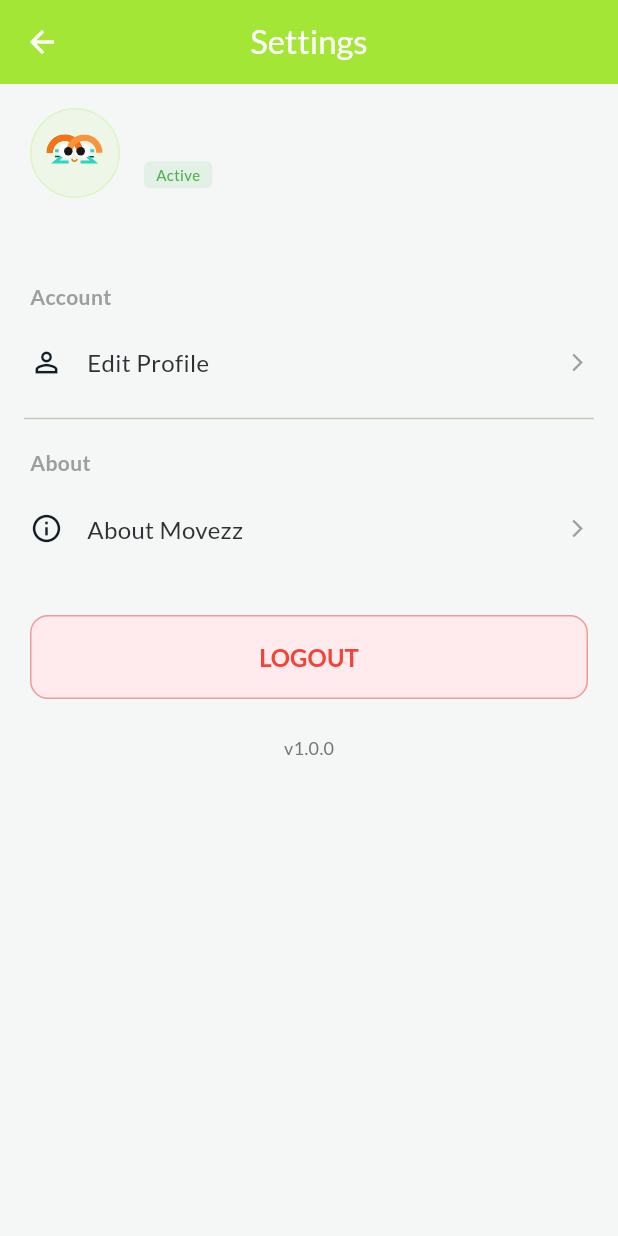
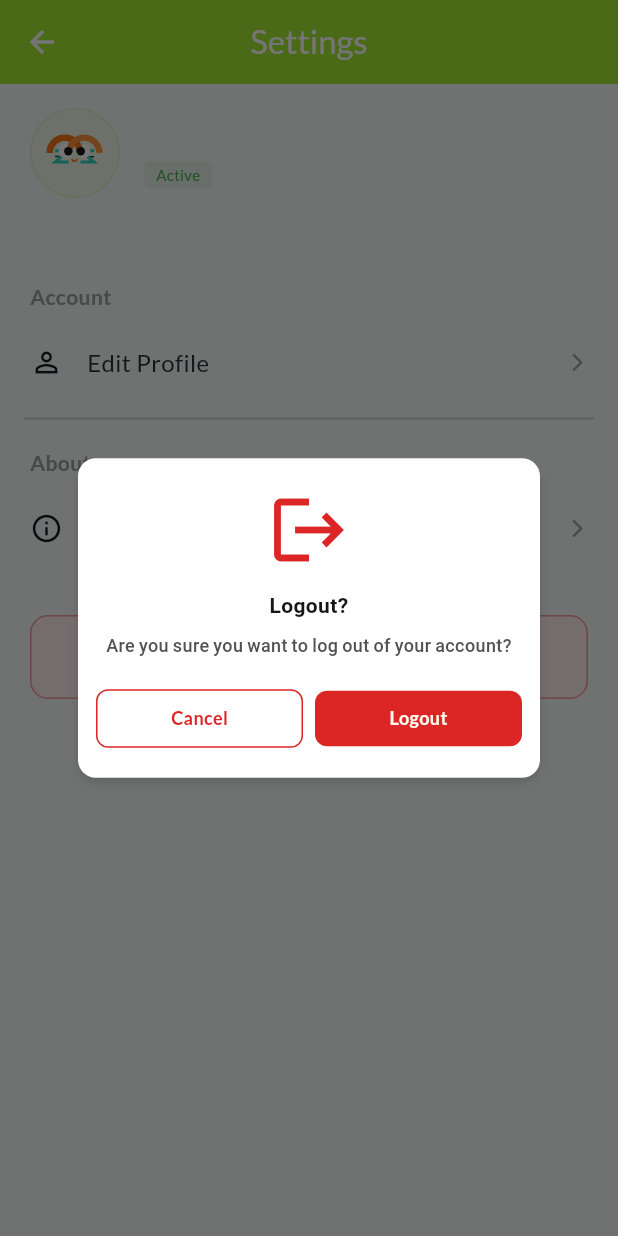
Before and after one commit to E1PBP/movezz_mobile, a Flutter app: the SettingsPage screen opened directly, after a tap on "LOGOUT", on a phone screen of 412 x 824 dp. Run offline on Flutter 3.47's test engine with Material 3 defaults, Android fonts, the phone set to English and light mode, and no system bars; drawn by our look-alikes of nb_utils; our stand-ins replace concentric_transition, flutter_svg, google_fonts, image_picker, salomon_bottom_bar; missing offline and left inert: pbp_django_auth; accounts and stored records are empty; project files that could hold a hidden picture were left out.

Commit message:
fix: upload profile page + logout + show other profile

```diff
--- a/lib/features/profile/presentation/pages/settings_page.dart
+++ b/lib/features/profile/presentation/pages/settings_page.dart
@@ -195,27 +195,135 @@ class SettingsPage extends StatelessWidget {
   }
 
 Future<void> _handleLogout(BuildContext context, AuthController auth) async {
-    await showConfirmDialogCustom(
-      context,
-      title: "Logout?",
-      subTitle: "Are you sure you want to log out of your account?",
-      positiveText: "Logout",
-      negativeText: "Cancel",
-      dialogType: DialogType.CONFIRMATION,
-      primaryColor: Colors.red,
-      onAccept: (context) async {
+  showDialog(
+    context: context,
+    builder: (ctx) => Dialog(
+      backgroundColor: Colors.transparent,
+      insetPadding: const EdgeInsets.symmetric(horizontal: 24),
+      child: Container(
+        width: 308,
+        padding: const EdgeInsets.symmetric(horizontal: 12, vertical: 20),
+        decoration: ShapeDecoration(
+          color: Colors.white,
+          shape: RoundedRectangleBorder(
+            borderRadius: BorderRadius.circular(12),
+          ),
+          shadows: const [
+            BoxShadow(
+              color: Color(0x19000000),
+              blurRadius: 4,
+              offset: Offset(0, 2),
+              spreadRadius: -2,
+            ),
+            BoxShadow(
+              color: Color(0x19000000),
+              blurRadius: 6,
+              offset: Offset(0, 4),
+              spreadRadius: -1,
+            ),
+          ],
+        ),
+        child: Column(
+          mainAxisSize: MainAxisSize.min,
+          children: [
+            const Icon(
+              Icons.logout,
+              color: Color(0xFFDC2626),
+              size: 56,
+            ),
+            const SizedBox(height: 12),
+            const Text(
+              'Logout?',
+              textAlign: TextAlign.center,
+              style: TextStyle(
+                color: Color(0xFF171717),
+                fontSize: 14,
+                fontFamily: 'Plus Jakarta Sans',
+                fontWeight: FontWeight.w700,
+              ),
+            ),
+            const SizedBox(height: 8),
+            const Text(
+              'Are you sure you want to log out of your account?',
+              textAlign: TextAlign.center,
+              style: TextStyle(
+                color: Color(0xFF525252),
+                fontSize: 12,
+                fontFamily: 'Plus Jakarta Sans',
+                fontWeight: FontWeight.w500,
+              ),
+            ),
+            const SizedBox(height: 20),
+            Row(
+              children: [
+                Expanded(
+                  child: InkWell(
+                    onTap: () => Navigator.pop(ctx),
+                    child: Container(
+                      padding: const EdgeInsets.symmetric(vertical: 10),
+                      decoration: BoxDecoration(
+                        border: Border.all(color: const Color(0xFFDC2626)),
+                        borderRadius: BorderRadius.circular(8),
+                      ),
+                      alignment: Alignment.center,
+                      child: const Text(
+                        'Cancel',
+                        style: TextStyle(
+                          color: Color(0xFFDC2626),
+                          fontSize: 12,
+                          fontWeight: FontWeight.w600,
+                        ),
+                      ),
+                    ),
+                  ),
+                ),
+                const SizedBox(width: 8),
+                Expanded(
+                  child: InkWell(
+                    onTap: () async {
                       final success = await auth.logout();
+                      if (ctx.mounted) {
+                        Navigator.pop(ctx);
                         if (success) {
                           if (!context.mounted) return;
                           context.showSnackBar("Logged out successfully");
-          Navigator.of(
-            context,
-          ).pushNamedAndRemoveUntil(AppRoutes.splash, (route) => false);
+                          Navigator.of(context).pushNamedAndRemoveUntil(
+                            AppRoutes.splash,
+                            (route) => false,
+                          );
                         } else {
                           if (!context.mounted) return;
-          context.showSnackBar(auth.error ?? "Failed to logout", isError: true);
+                          context.showSnackBar(
+                            auth.error ?? "Failed to logout",
+                            isError: true,
+                          );
+                        }
                       }
                     },
+                    child: Container(
+                      padding: const EdgeInsets.symmetric(vertical: 10),
+                      decoration: BoxDecoration(
+                        color: const Color(0xFFDC2626),
+                        borderRadius: BorderRadius.circular(8),
+                      ),
+                      alignment: Alignment.center,
+                      child: const Text(
+                        'Logout',
+                        style: TextStyle(
+                          color: Color(0xFFFFF7ED),
+                          fontSize: 12,
+                          fontWeight: FontWeight.w600,
+                        ),
+                      ),
+                    ),
+                  ),
+                ),
+              ],
+            ),
+          ],
+        ),
+      ),
+    ),
   );
 }
 
--- a/lib/features/profile/presentation/widgets/profile_name_row.dart
+++ b/lib/features/profile/presentation/widgets/profile_name_row.dart
@@ -124,6 +124,7 @@ class ProfileNameRow extends StatelessWidget {
                 borderRadius: BorderRadius.circular(8),
               ),
               padding: EdgeInsets.zero,
+              minimumSize: const Size(0, 0), // Reset theme constraints
             ),
             onPressed: () {
               showDialog(
@@ -145,7 +146,10 @@ class ProfileNameRow extends StatelessWidget {
 
   // Tombol Follow / Following untuk Orang Lain
   Widget _buildFollowButton(BuildContext context, bool isFollowing) {
-    return ElevatedButton(
+    return SizedBox(
+      width: 100,
+      height: 40,
+      child: ElevatedButton(
         style: ElevatedButton.styleFrom(
           backgroundColor: isFollowing
               ? Colors.transparent
@@ -158,6 +162,8 @@ class ProfileNameRow extends StatelessWidget {
               ? const BorderSide(color: Color(0xFFA3E635), width: 1.5)
               : BorderSide.none,
           shape: RoundedRectangleBorder(borderRadius: BorderRadius.circular(8)),
+          padding: EdgeInsets.zero,
+          minimumSize: const Size(0, 0), // Reset theme constraints (infinite width)
         ),
         onPressed: () {
           context.read<ProfileController>().toggleFollowUser();
@@ -166,6 +172,7 @@ class ProfileNameRow extends StatelessWidget {
           isFollowing ? "Following" : "Follow",
           style: const TextStyle(fontWeight: FontWeight.bold, fontSize: 13),
         ),
+      ),
     );
   }
 }
```
Lines whose indentation alone changed are shown as unchanged.
